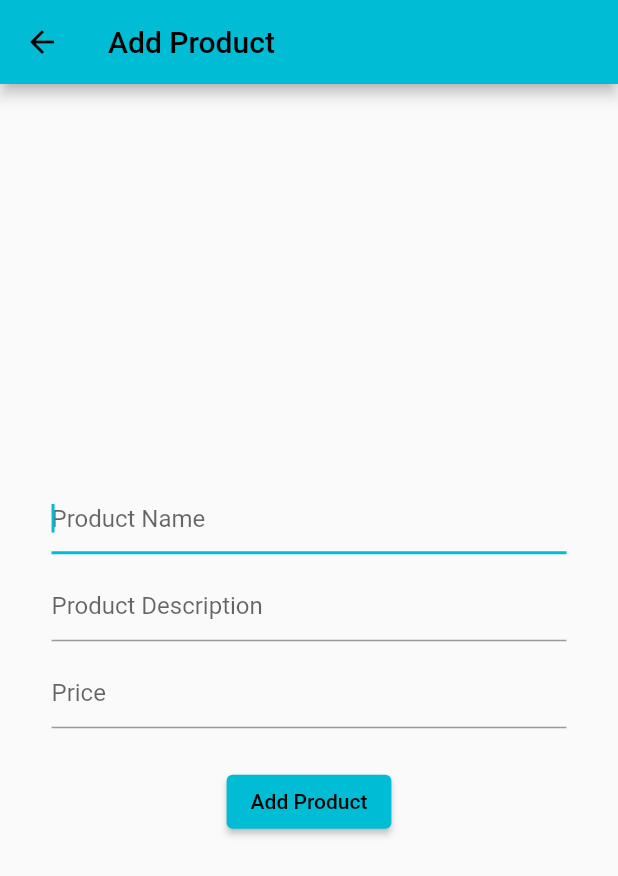
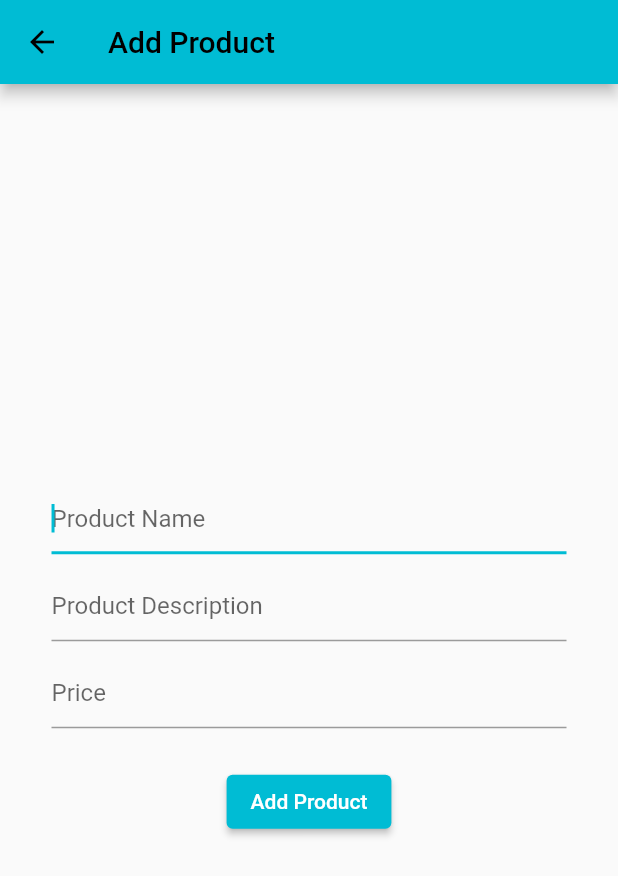
Before and after one commit to geetansh-monga/applore, a Flutter app: the AddProductScreen screen opened directly, on a phone screen of 412 x 824 dp. Shown: the top 876 px of the screen. Run offline on Flutter 3.47's test engine with Material 2 defaults, Android fonts, the light colour scheme and no system bars; our stand-ins replace cloud_firestore, firebase_auth, firebase_core, rxdart; accounts and stored records are empty.

```diff
--- a/applore/lib/ui/add-product-screen.dart
+++ b/applore/lib/ui/add-product-screen.dart
@@ -26,6 +26,9 @@ class _AddProductScreenState extends State<AddProductScreen> {
         mainAxisAlignment: MainAxisAlignment.center,
         children: [
           Container(
+            padding: EdgeInsets.symmetric(
+              vertical: 20,
+            ),
             alignment: Alignment.center,
             child: SizedBox(
               width: MediaQuery.of(context).size.width / 1.2,
@@ -88,7 +91,10 @@ class _AddProductScreenState extends State<AddProductScreen> {
                               Navigator.pop(context, true);
                             }
                           },
-                          child: const Text("Add Product"))
+                          child: const Text(
+                            "Add Product",
+                            style: TextStyle(color: Colors.white),
+                          ))
                     ],
                   )),
             ),
```
Also changed, not shown: applore/lib/ui/widgets/product-tile.dart (+14 -1 lines).
